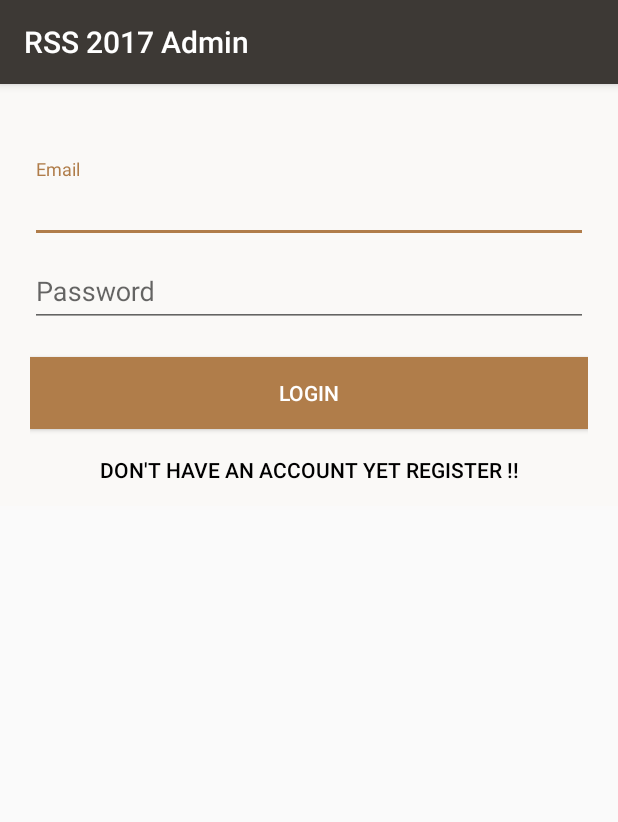
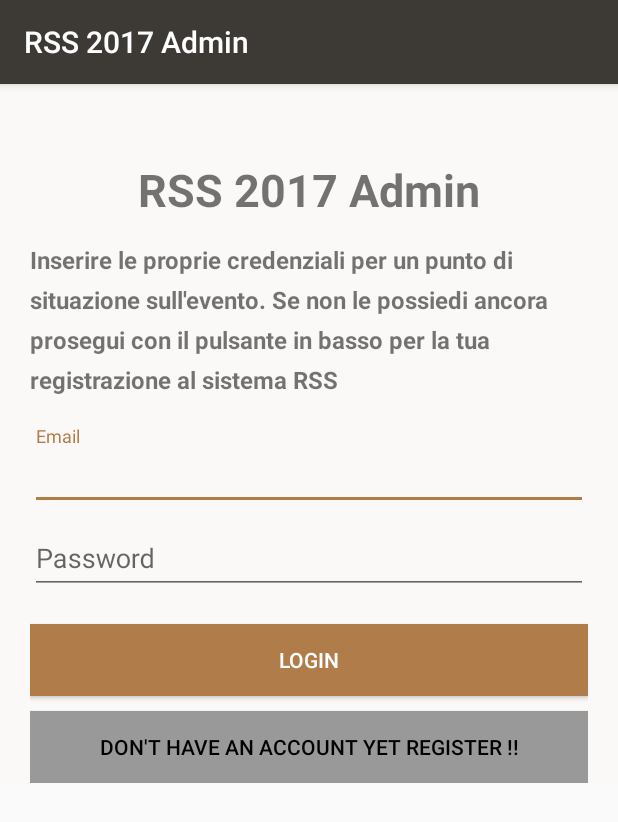
Before and after one commit to pittyxp/RSS2017, an Android app: the screen it shows after launch (LoginActivity), on a phone screen of 412 x 824 dp. Shown: the top 822 px of the screen. Run offline under Robolectric (Android 15) with nearby library versions, the phone set to English and light mode, and no system bars; our stand-ins replace Volley.

```diff
--- a/app/src/main/AndroidManifest.xml
+++ b/app/src/main/AndroidManifest.xml
@@ -31,7 +31,7 @@
             </intent-filter>
         </activity>
         <activity android:name=".RegisterActivity" />
-        <activity android:name=".UserActivity"></activity>
+        <activity android:name=".FetchActivity"></activity>
     </application>
 
 </manifest>
--- a/app/src/main/java/com/edin/aron/rss2017/LoginActivity.java
+++ b/app/src/main/java/com/edin/aron/rss2017/LoginActivity.java
@@ -79,7 +79,7 @@ public class LoginActivity extends AppCompatActivity {
                         // Launch User activity
                         Intent intent = new Intent(
                                 LoginActivity.this,
-                                UserActivity.class);
+                                FetchActivity.class);
                         intent.putExtra("username", user);
                         startActivity(intent);
                         finish();
--- a/app/src/main/res/layout/activity_login.xml
+++ b/app/src/main/res/layout/activity_login.xml
@@ -10,7 +10,34 @@
     android:fillViewport="true"
     android:paddingTop="50dp"
     android:paddingLeft="20dp"
-    android:paddingRight="20dp" >
+    android:paddingRight="20dp"
+    android:weightSum="1">
+
+    <TextView
+        android:layout_width="match_parent"
+        android:layout_height="match_parent"
+        android:id="@+id/name"
+        android:text="@string/app_name"
+        android:textSize="30sp"
+        android:textStyle="normal|bold"
+        android:textAlignment="center"
+        android:layout_marginBottom="10dp"
+        android:layout_weight="0.52" />
+
+    <TextView
+        android:layout_width="match_parent"
+        android:layout_height="match_parent"
+        android:id="@+id/description"
+        android:text="@string/description"
+        android:textAlignment="viewStart"
+        android:textSize="16sp"
+        android:lineSpacingExtra="8sp"
+        android:typeface="normal"
+        android:fontFamily="sans-serif"
+        android:textStyle="normal|bold"
+        android:paddingBottom="20dp"
+        android:paddingTop="5dp" />
+
     <android.support.design.widget.TextInputLayout
         android:id="@+id/login_input_layout_email"
         android:layout_width="match_parent"
@@ -47,7 +74,7 @@
         android:layout_width="fill_parent"
         android:layout_height="wrap_content"
         android:text="@string/btn_link_signup"
-        android:background="@null"
-        android:layout_marginTop="3dp"
+        android:background="@color/input_login_hint"
+        android:layout_marginTop="10dp"
         android:textColor="@android:color/black"/>
 </LinearLayout>
--- a/app/src/main/res/values/strings.xml
+++ b/app/src/main/res/values/strings.xml
@@ -15,4 +15,8 @@
     <string name="btn_login">Login</string>
     <string name="btn_link_signup">Don\'t have an account yet Register !!</string>
     <string name="btn_link_login">Already have an account Login !!</string>
+    <string name="description">Inserire le proprie credenziali per un punto di
+        situazione sull\'evento. Se non le possiedi ancora prosegui con il pulsante
+        in basso per la tua registrazione al sistema RSS</string>
+    <string name="button_get">GET</string>
 </resources>
```
Also changed, not shown: app/src/main/java/com/edin/aron/rss2017/Config.java (added, +13 -0 lines), app/src/main/java/com/edin/aron/rss2017/FetchActivity.java (added, +91 -0 lines), app/src/main/java/com/edin/aron/rss2017/UserActivity.java (deleted, +0 -37 lines), app/src/main/res/layout/activity_fetch.xml (added, +34 -0 lines), app/src/main/res/layout/activity_register.xml (+11 -0 lines), app/src/main/res/layout/activity_splash.xml (+12 -0 lines), app/src/main/res/layout/activity_user.xml (deleted, +0 -30 lines), 2 other files.
